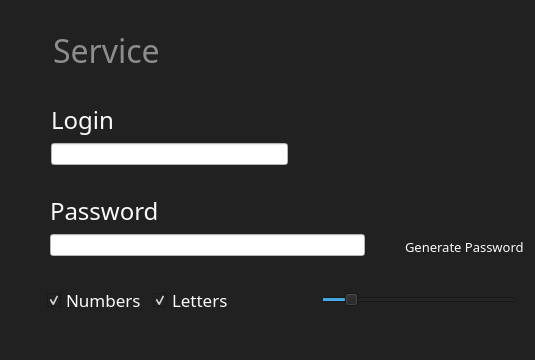
The window that ui/addWindow.ui (Kovalski-I/KeyGen) describes before a commit, drawn with Qt 5.
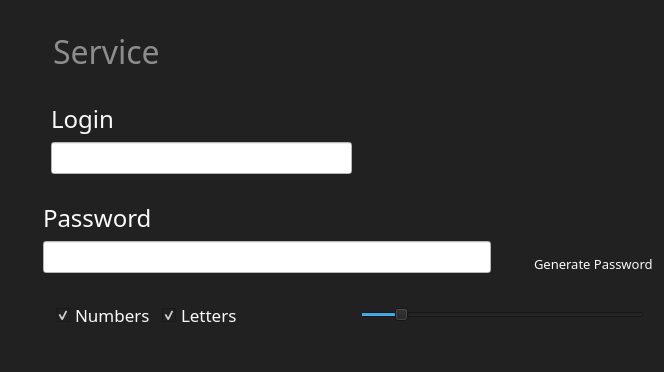
The same window after the commit. Icons and pictures are not drawn.

The edit to the form file:
```diff
--- a/ui/addWindow.ui
+++ b/ui/addWindow.ui
@@ -6,8 +6,8 @@
    <rect>
     <x>0</x>
     <y>0</y>
-    <width>535</width>
-    <height>360</height>
+    <width>664</width>
+    <height>372</height>
    </rect>
   </property>
   <property name="windowTitle">
@@ -55,7 +55,7 @@
           <widget class="QLineEdit" name="serviceEdit">
            <property name="styleSheet">
             <string notr="true">QLineEdit {
-	font-family: quicksand regular;
+	font-family: quicksand;
 	font-size: 32px;
 	border: none;
 	color: #fafafa;
@@ -148,7 +148,7 @@
               <string notr="true">QLineEdit {
 	background-color: #FFFFFF;
 	font-family: url(:/fonts/sourceSansPro.ttf);
-	font-size: 12px;
+	font-size: 20px;
 }</string>
              </property>
             </widget>
@@ -184,7 +184,7 @@
         </spacer>
        </item>
        <item>
-        <layout class="QHBoxLayout" name="horizontalLayout_12" stretch="3,80,2,2">
+        <layout class="QHBoxLayout" name="horizontalLayout_12" stretch="1,80,2,2">
          <item>
           <spacer name="horizontalSpacer_13">
            <property name="orientation">
@@ -273,7 +273,7 @@
                 <string notr="true">QLineEdit {
 	background-color: #FFFFFF;
 	font-family: url(:/fonts/sourceSansPro.ttf);
-	font-size: 12px;
+	font-size: 20px;
 }</string>
                </property>
               </widget>
```
Left out of the diff: 4 changed lines with no effect on the pictures.
